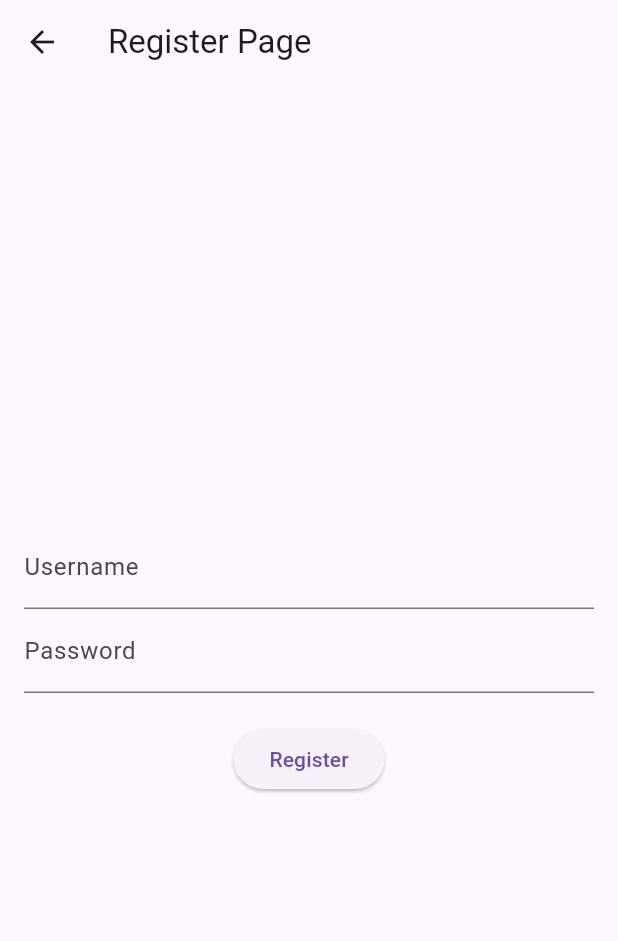
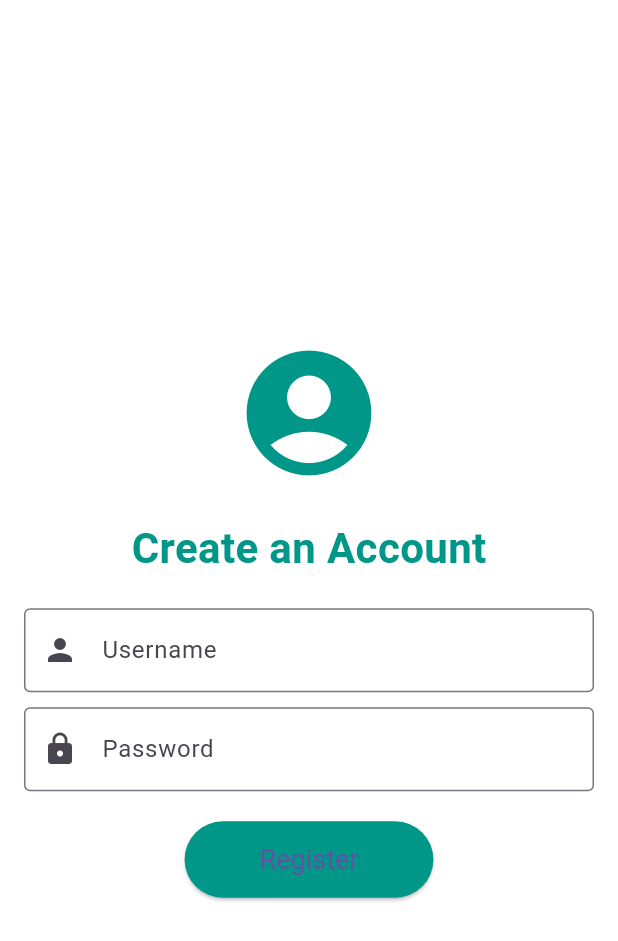
Before and after one commit to akhnasj/Smart-Tour-Guide, a Flutter app: the screen it shows after launch, after a tap on "Login", after a tap on "Don’t have an account? Register here", on a phone screen of 412 x 824 dp. Shown: the top 941 px of the screen. Run offline on Flutter 3.47's test engine with Material 3 defaults, Android fonts, the light colour scheme and no system bars.

Commit message:
Second Login and Register Page

```diff
--- a/stg/lib/login.dart
+++ b/stg/lib/login.dart
@@ -13,19 +13,30 @@ class _LoginPageState extends State<LoginPage> {
   @override
   Widget build(BuildContext context) {
     return Scaffold(
-      appBar: AppBar(
-        title: Text('Login Page'),
-      ),
+      backgroundColor: Colors.white,
       body: Padding(
-        padding: EdgeInsets.all(16.0),
+        padding: const EdgeInsets.all(16.0),
+        child: Center(
+          child: SingleChildScrollView(
             child: Form(
               key: _formKey,
               child: Column(
                 mainAxisAlignment: MainAxisAlignment.center,
                 children: <Widget>[
+                  Icon(Icons.explore, size: 100, color: Colors.teal),
+                  SizedBox(height: 20),
+                  Text(
+                    'Welcome Back',
+                    style: TextStyle(fontSize: 28, color: Colors.teal, fontWeight: FontWeight.bold),
+                  ),
+                  SizedBox(height: 20),
                   TextFormField(
                     controller: _usernameController,
-                decoration: InputDecoration(labelText: 'Username'),
+                    decoration: InputDecoration(
+                      labelText: 'Username',
+                      border: OutlineInputBorder(),
+                      prefixIcon: Icon(Icons.person),
+                    ),
                     validator: (value) {
                       if (value == null || value.isEmpty) {
                         return 'Please enter your username';
@@ -33,9 +44,14 @@ class _LoginPageState extends State<LoginPage> {
                       return null;
                     },
                   ),
+                  SizedBox(height: 10),
                   TextFormField(
                     controller: _passwordController,
-                decoration: InputDecoration(labelText: 'Password'),
+                    decoration: InputDecoration(
+                      labelText: 'Password',
+                      border: OutlineInputBorder(),
+                      prefixIcon: Icon(Icons.lock),
+                    ),
                     obscureText: true,
                     validator: (value) {
                       if (value == null || value.isEmpty) {
@@ -51,6 +67,11 @@ class _LoginPageState extends State<LoginPage> {
                         _login();
                       }
                     },
+                    style: ElevatedButton.styleFrom(
+                      backgroundColor: Colors.teal,
+                      padding: EdgeInsets.symmetric(horizontal: 50, vertical: 15),
+                      textStyle: TextStyle(fontSize: 18),
+                    ),
                     child: Text('Login'),
                   ),
                   TextButton(
@@ -60,6 +81,8 @@ class _LoginPageState extends State<LoginPage> {
                     child: Text('Don’t have an account? Register here'),
                   ),
                 ],
+              ),
+            ),
           ),
         ),
       ),
--- a/stg/lib/main.dart
+++ b/stg/lib/main.dart
@@ -1,6 +1,6 @@
 import 'package:flutter/material.dart';
-import 'login.dart';  // Import the login page
-import 'register.dart';  // Import the register page
+import 'login.dart';
+import 'register.dart';
 
 void main() {
   runApp(MyApp());
@@ -10,9 +10,10 @@ class MyApp extends StatelessWidget {
   @override
   Widget build(BuildContext context) {
     return MaterialApp(
-      title: 'Smart Tour Guide App',
+      title: 'Smart Tour Guide',
       theme: ThemeData(
-        primarySwatch: Colors.blue,
+        primarySwatch: Colors.teal,
+        visualDensity: VisualDensity.adaptivePlatformDensity,
       ),
       initialRoute: '/login',
       routes: {
@@ -29,10 +30,14 @@ class HomePage extends StatelessWidget {
   Widget build(BuildContext context) {
     return Scaffold(
       appBar: AppBar(
-        title: Text('Home Page'),
+        title: Text('Home'),
       ),
       body: Center(
-        child: Text('Welcome to the Smart Tour Guide App!'),
+        child: Text(
+          'Welcome to the Smart Tour Guide App!',
+          style: TextStyle(fontSize: 24, color: Colors.teal),
+          textAlign: TextAlign.center,
+        ),
       ),
     );
   }
--- a/stg/lib/register.dart
+++ b/stg/lib/register.dart
@@ -13,19 +13,30 @@ class _RegisterPageState extends State<RegisterPage> {
   @override
   Widget build(BuildContext context) {
     return Scaffold(
-      appBar: AppBar(
-        title: Text('Register Page'),
-      ),
+      backgroundColor: Colors.white,
       body: Padding(
-        padding: EdgeInsets.all(16.0),
+        padding: const EdgeInsets.all(16.0),
+        child: Center(
+          child: SingleChildScrollView(
             child: Form(
               key: _formKey,
               child: Column(
                 mainAxisAlignment: MainAxisAlignment.center,
                 children: <Widget>[
+                  Icon(Icons.account_circle, size: 100, color: Colors.teal),
+                  SizedBox(height: 20),
+                  Text(
+                    'Create an Account',
+                    style: TextStyle(fontSize: 28, color: Colors.teal, fontWeight: FontWeight.bold),
+                  ),
+                  SizedBox(height: 20),
                   TextFormField(
                     controller: _usernameController,
-                decoration: InputDecoration(labelText: 'Username'),
+                    decoration: InputDecoration(
+                      labelText: 'Username',
+                      border: OutlineInputBorder(),
+                      prefixIcon: Icon(Icons.person),
+                    ),
                     validator: (value) {
                       if (value == null || value.isEmpty) {
                         return 'Please enter your username';
@@ -33,9 +44,14 @@ class _RegisterPageState extends State<RegisterPage> {
                       return null;
                     },
                   ),
+                  SizedBox(height: 10),
                   TextFormField(
                     controller: _passwordController,
-                decoration: InputDecoration(labelText: 'Password'),
+                    decoration: InputDecoration(
+                      labelText: 'Password',
+                      border: OutlineInputBorder(),
+                      prefixIcon: Icon(Icons.lock),
+                    ),
                     obscureText: true,
                     validator: (value) {
                       if (value == null || value.isEmpty) {
@@ -51,9 +67,16 @@ class _RegisterPageState extends State<RegisterPage> {
                         _register();
                       }
                     },
+                    style: ElevatedButton.styleFrom(
+                      backgroundColor: Colors.teal,
+                      padding: EdgeInsets.symmetric(horizontal: 50, vertical: 15),
+                      textStyle: TextStyle(fontSize: 18),
+                    ),
                     child: Text('Register'),
                   ),
                 ],
+              ),
+            ),
           ),
         ),
       ),
```
Also changed, not shown: 1 other file. Lines whose indentation alone changed are shown as unchanged.
